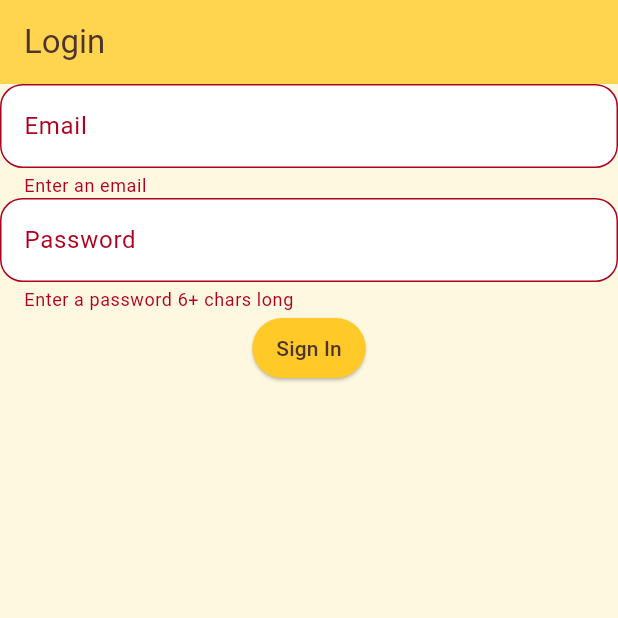
After one commit to dullibri/immo24calulator, a Flutter app: the screen it shows after launch, after a tap on "Sign In", on a phone screen of 412 x 824 dp, the top half of it. The commit adds this screen. Run offline on Flutter 3.47's test engine with Material 3 defaults, Android fonts, the phone set to English and light mode, and no system bars; our stand-ins replace cloud_firestore, firebase_auth, firebase_core, flutter_masked_text2; accounts and stored records are empty; statements that could not run were skipped.

Commit message:
Added Firebase authentication and Firestore service to the app, modified Mortgage class to save and retrieve data from Firestore, and updated main.dart and bottom_navigation.dart to integrate with Firebase authentication.

```diff
--- /dev/null
+++ b/lib/auth_service.dart
@@ -0,0 +1,35 @@
+import 'package:firebase_auth/firebase_auth.dart';
+import 'package:flutter/foundation.dart';
+
+class AuthService with ChangeNotifier {
+  final FirebaseAuth _auth = FirebaseAuth.instance;
+
+  // auth change user stream
+  Stream<User?> get user => _auth.authStateChanges();
+
+  // sign in with email & password
+  Future<String?> signIn(String email, String password) async {
+    try {
+      await _auth.signInWithEmailAndPassword(email: email, password: password);
+      return null;
+    } on FirebaseAuthException catch (e) {
+      return e.message;
+    }
+  }
+
+  // register with email & password
+  Future<String?> register(String email, String password) async {
+    try {
+      await _auth.createUserWithEmailAndPassword(
+          email: email, password: password);
+      return null;
+    } on FirebaseAuthException catch (e) {
+      return e.message;
+    }
+  }
+
+  // sign out
+  Future<void> signOut() async {
+    await _auth.signOut();
+  }
+}
--- /dev/null
+++ b/lib/login_page.dart
@@ -0,0 +1,61 @@
+import 'package:flutter/material.dart';
+import 'package:provider/provider.dart';
+import 'auth_service.dart';
+
+class LoginPage extends StatefulWidget {
+  @override
+  _LoginPageState createState() => _LoginPageState();
+}
+
+class _LoginPageState extends State<LoginPage> {
+  final _formKey = GlobalKey<FormState>();
+  String _email = '';
+  String _password = '';
+  bool _isLoading = false;
+
+  @override
+  Widget build(BuildContext context) {
+    final authService = Provider.of<AuthService>(context);
+
+    return Scaffold(
+      appBar: AppBar(title: Text('Login')),
+      body: Form(
+        key: _formKey,
+        child: Column(
+          children: <Widget>[
+            TextFormField(
+              decoration: InputDecoration(labelText: 'Email'),
+              validator: (val) => val!.isEmpty ? 'Enter an email' : null,
+              onChanged: (val) => setState(() => _email = val),
+            ),
+            TextFormField(
+              decoration: InputDecoration(labelText: 'Password'),
+              obscureText: true,
+              validator: (val) =>
+                  val!.length < 6 ? 'Enter a password 6+ chars long' : null,
+              onChanged: (val) => setState(() => _password = val),
+            ),
+            ElevatedButton(
+              child: Text('Sign In'),
+              onPressed: _isLoading
+                  ? null
+                  : () async {
+                      if (_formKey.currentState!.validate()) {
+                        setState(() => _isLoading = true);
+                        String? result =
+                            await authService.signIn(_email, _password);
+                        if (result != null) {
+                          setState(() {
+                            _isLoading = false;
+                            // Show error message
+                          });
+                        }
+                      }
+                    },
+            ),
+          ],
+        ),
+      ),
+    );
+  }
+}
--- a/lib/main.dart
+++ b/lib/main.dart
@@ -1,12 +1,24 @@
+import 'package:firebase_auth/firebase_auth.dart';
 import 'package:flutter/material.dart';
 import 'package:immo24calculator/calculations/annuität.dart';
 import 'package:immo24calculator/widgets/bottom_navigation.dart';
 import 'package:provider/provider.dart';
+import 'package:firebase_core/firebase_core.dart';
+import 'firebase_options.dart';
+import 'auth_service.dart';
+import 'login_page.dart';
 
-void main() {
+void main() async {
+  WidgetsFlutterBinding.ensureInitialized();
+  await Firebase.initializeApp(
+    options: DefaultFirebaseOptions.currentPlatform,
+  );
   runApp(
-    ChangeNotifierProvider(
-      create: (_) => Mortgage(),
+    MultiProvider(
+      providers: [
+        ChangeNotifierProvider(create: (_) => Mortgage()),
+        ChangeNotifierProvider(create: (_) => AuthService()),
+      ],
       child: MyApp(),
     ),
   );
@@ -79,7 +91,24 @@ class MyApp extends StatelessWidget {
           ),
         ),
       ),
-      home: BottomNavigation(),
+      home: AuthWrapper(),
     );
   }
 }
+
+class AuthWrapper extends StatelessWidget {
+  @override
+  Widget build(BuildContext context) {
+    final authService = Provider.of<AuthService>(context, listen: false);
+    return StreamBuilder<User?>(
+      stream: authService.user,
+      builder: (_, AsyncSnapshot<User?> snapshot) {
+        if (snapshot.connectionState == ConnectionState.active) {
+          final User? user = snapshot.data;
+          return user == null ? LoginPage() : BottomNavigation();
+        }
+        return Scaffold(body: Center(child: CircularProgressIndicator()));
+      },
+    );
+  }
+}
```
Also changed, not shown: lib/calculations/annuität.dart (+16 -0 lines), lib/firestore_service.dart (added, +69 -0 lines), lib/widgets/bottom_navigation.dart (+11 -10 lines).
